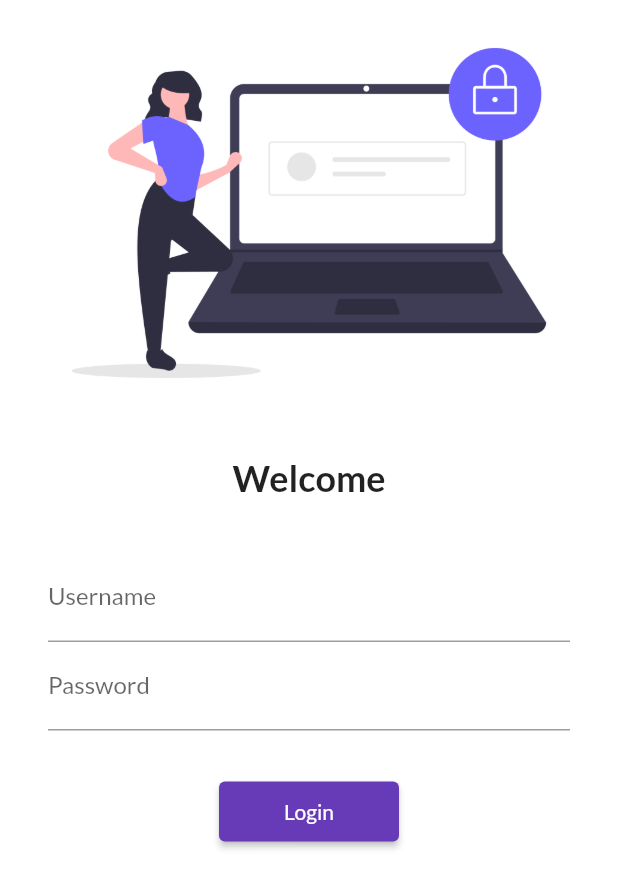
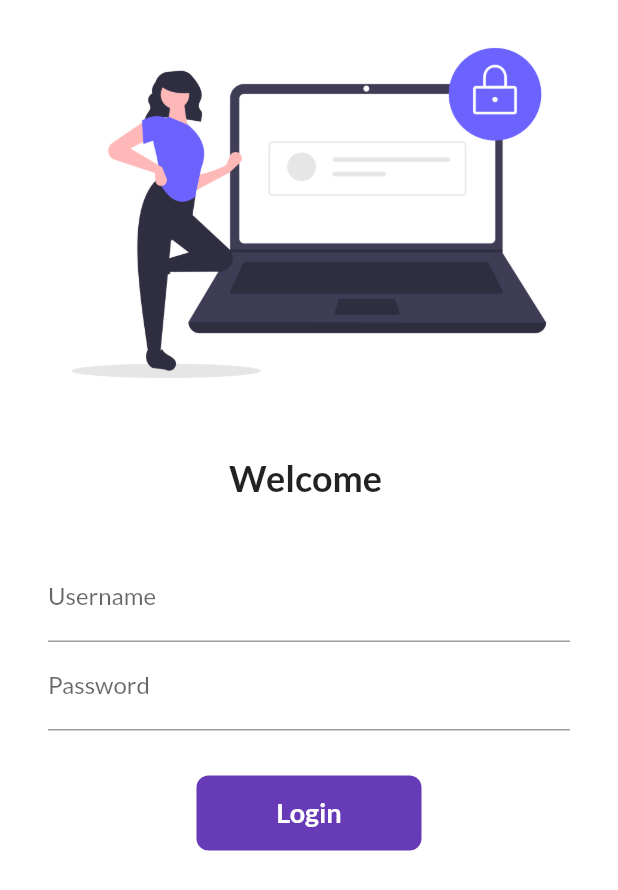
Before and after one commit to AnanyaThukral/Flutter-Fun, a Flutter app: the screen it shows after launch, on a phone screen of 412 x 824 dp. Shown: the top 890 px of the screen. Run offline on Flutter 3.47's test engine with Material 2 defaults, Android fonts, the phone set to English and light mode, and no system bars; our stand-ins replace google_fonts.

Commit message:
login button animation

```diff
--- a/lib/screens/login_screen.dart
+++ b/lib/screens/login_screen.dart
@@ -1,7 +1,15 @@
 import 'package:app/utils/routes.dart';
 import 'package:flutter/material.dart';
 
-class LoginPage extends StatelessWidget {
+class LoginPage extends StatefulWidget {
+  @override
+  State<LoginPage> createState() => _LoginPageState();
+}
+
+class _LoginPageState extends State<LoginPage> {
+  String name = "";
+  bool changeButton = false;
+
   @override
   Widget build(BuildContext context) {
     return Material(
@@ -17,7 +25,7 @@ class LoginPage extends StatelessWidget {
               height: 20.0,
             ),
             Text(
-              "Welcome",
+              "Welcome $name",
               style: TextStyle(fontSize: 24, fontWeight: FontWeight.bold),
             ),
             SizedBox(
@@ -31,6 +39,12 @@ class LoginPage extends StatelessWidget {
                     TextFormField(
                       decoration: InputDecoration(
                           hintText: "Enter username", labelText: "Username"),
+                      onChanged: (value) {
+                        name = value;
+                        setState(() {
+                          //calls builds again
+                        });
+                      },
                     ),
                     TextFormField(
                       obscureText: true,
@@ -40,13 +54,44 @@ class LoginPage extends StatelessWidget {
                     SizedBox(
                       height: 30.0,
                     ),
-                    ElevatedButton(
-                      child: Text('Login'),
-                      style: TextButton.styleFrom(minimumSize: Size(120, 40)),
-                      onPressed: () {
-                        Navigator.pushNamed(context, MyRoutes.homeRoute);
-                      },
-                    )
+                    InkWell(
+                        onTap: () {
+                          setState(() {
+                            changeButton = true;
+                          });
+                          // await Future.delayed(Duration(seconds: 1));
+                          Navigator.pushNamed(context, MyRoutes.homeRoute);
+                        },
+                        child: AnimatedContainer(
+                          duration: Duration(seconds: 1),
+                          width:
+                              changeButton ? 50 : 150, //true then 50 , else 150
+                          height: 50,
+                          alignment: Alignment.center,
+                          child: changeButton
+                              ? Icon(Icons.done, color: Colors.white)
+                              : Text(
+                                  "Login",
+                                  style: TextStyle(
+                                      color: Colors.white,
+                                      fontWeight: FontWeight.bold,
+                                      fontSize: 18),
+                                ),
+                          decoration: BoxDecoration(
+                              //   shape: changeButton
+                              //     ? BoxShape.circle
+                              //     : BoxShape.rectangle,
+                              color: Colors.deepPurple,
+                              borderRadius:
+                                  BorderRadius.circular(changeButton ? 50 : 8)),
+                        ))
+                    // ElevatedButton(
+                    //   child: Text('Login'),
+                    //   style: TextButton.styleFrom(minimumSize: Size(120, 40)),
+                    //   onPressed: () {
+                    //     Navigator.pushNamed(context, MyRoutes.homeRoute);
+                    //   },
+                    // )
                   ],
                 ))
           ],
```
